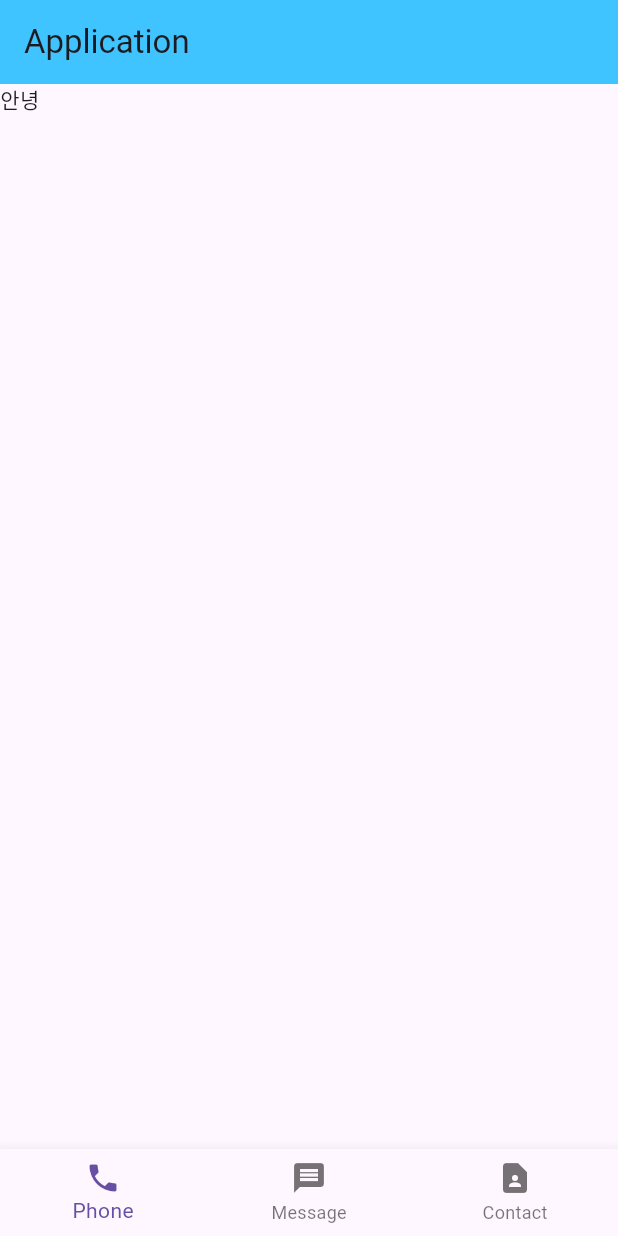
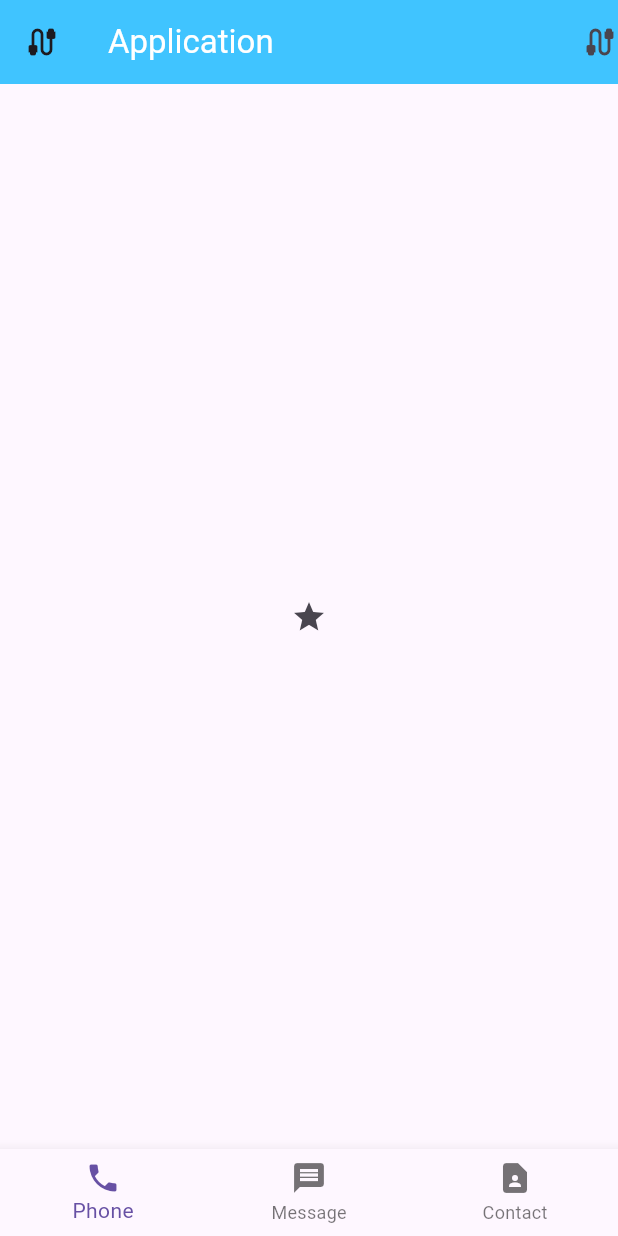
Before and after one commit to JeongHun4035/flutter_introduction, a Flutter app: the screen it shows after launch, on a phone screen of 412 x 824 dp. Run offline on Flutter 3.47's test engine with Material 3 defaults, Android fonts, the phone set to English and light mode, and no system bars; key blocks and very long unbroken strings in the code were emptied for the run.

Commit message:
basic Scaffold Attribute

```diff
--- a/lib/main.dart
+++ b/lib/main.dart
@@ -32,11 +32,30 @@ class MyApp extends StatelessWidget {
         // 3-1. 상단
         appBar: AppBar(
           backgroundColor: Colors.lightBlueAccent,
-          title: Text('Application'),
+          title: Text('Application', style: TextStyle(
+            color: Colors.white
+          ),),
+          // 좌측
+          leading: Icon(Icons.cable),
+          // 우측
+          actions: [Icon(Icons.cable)],
         ),
         // 3-2. 중단
         // Row - 가로 배치, Column - 새로 배치
-        body: Text('안녕'),
+        body: Center(
+          child: SizedBox(
+            // color 는 중복될 수 없음
+            // decoration: BoxDecoration(
+            //   border: Border.all(color: Colors.black)
+            // ),
+            width: 150, height: 50,
+            // margin: EdgeInsets.fromLTRB(20, 10, 10, 20)
+            child: IconButton(
+              icon: Icon(Icons.star),
+              onPressed: (){},
+            ),
+          ),
+        ),
         // 3-3. 하단
         bottomNavigationBar: BottomNavigationBar(
           items: [
```
